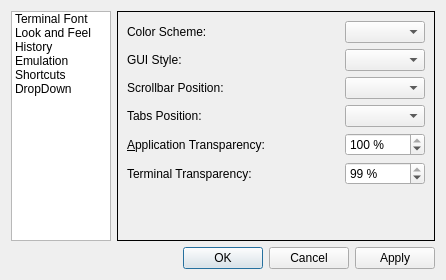
The window that src/forms/propertiesdialog.ui (lxqt/qterminal) describes before a commit, drawn with Qt 5.
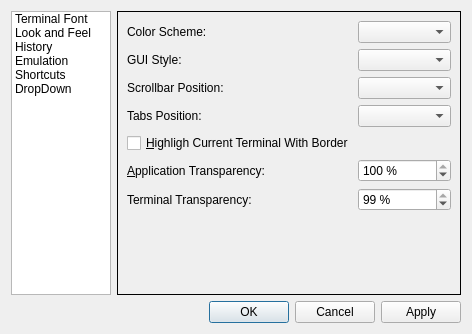
The same window after the commit. The open tabs and pages were chosen to show the change.

Commit message: highlight current terminal is optional now

```diff
--- a/src/forms/propertiesdialog.ui
+++ b/src/forms/propertiesdialog.ui
@@ -6,8 +6,8 @@
    <rect>
     <x>0</x>
     <y>0</y>
-    <width>446</width>
-    <height>280</height>
+    <width>472</width>
+    <height>334</height>
    </rect>
   </property>
   <property name="windowTitle">
@@ -175,7 +175,7 @@
        <item row="3" column="2">
         <widget class="QComboBox" name="tabsPos_comboBox"/>
        </item>
-       <item row="4" column="0" colspan="2">
+       <item row="5" column="0" colspan="2">
         <widget class="QLabel" name="label_4">
          <property name="text">
           <string>&amp;Application Transparency:</string>
@@ -185,7 +185,7 @@
          </property>
         </widget>
        </item>
-       <item row="4" column="2">
+       <item row="5" column="2">
         <widget class="QSpinBox" name="appOpacityBox">
          <property name="suffix">
           <string> %</string>
@@ -201,14 +201,14 @@
          </property>
         </widget>
        </item>
-       <item row="5" column="0">
+       <item row="6" column="0">
         <widget class="QLabel" name="label">
          <property name="text">
           <string>Terminal Transparency:</string>
          </property>
         </widget>
        </item>
-       <item row="6" column="0">
+       <item row="8" column="0">
         <spacer name="verticalSpacer_3">
          <property name="orientation">
           <enum>Qt::Vertical</enum>
@@ -221,7 +221,7 @@
          </property>
         </spacer>
        </item>
-       <item row="5" column="2">
+       <item row="6" column="2">
         <widget class="QSpinBox" name="termOpacityBox">
          <property name="suffix">
           <string> %</string>
@@ -234,6 +234,13 @@
          </property>
         </widget>
        </item>
+       <item row="4" column="0" colspan="3">
+        <widget class="QCheckBox" name="highlightCurrentCheckBox">
+         <property name="text">
+          <string>&amp;Highligh Current Terminal With Border</string>
+         </property>
+        </widget>
+       </item>
       </layout>
      </widget>
      <widget class="QWidget" name="historyPage">
```
Left out of the diff: 2 changed lines with no effect on the pictures. The commit also changes 5 other files.
